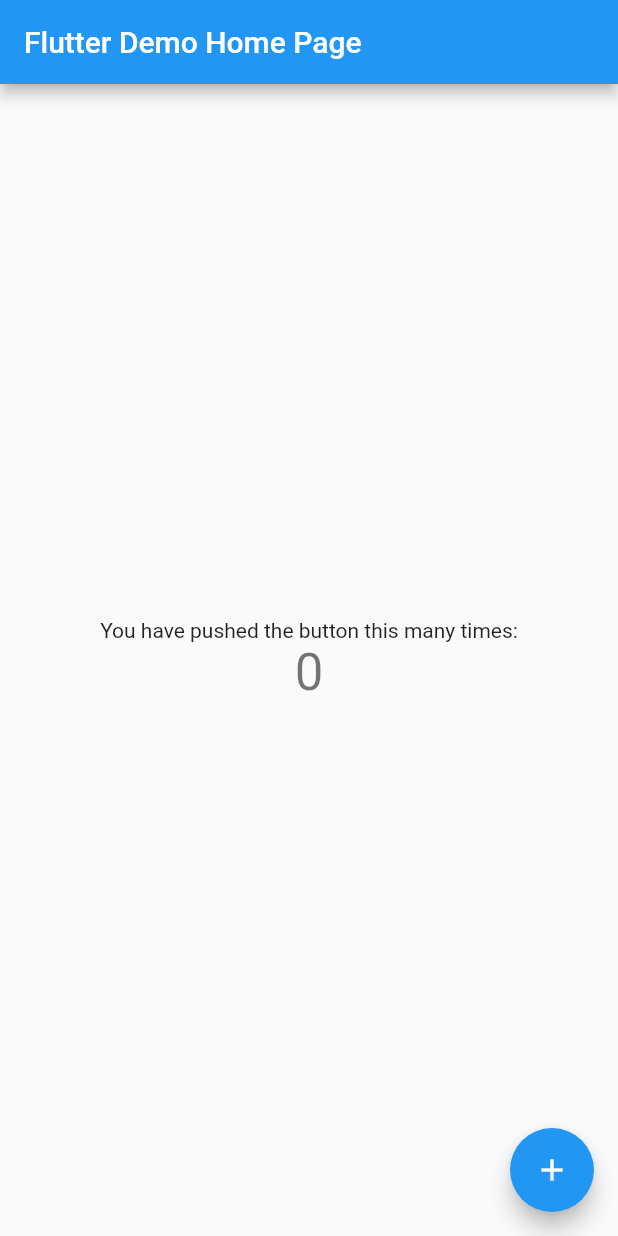
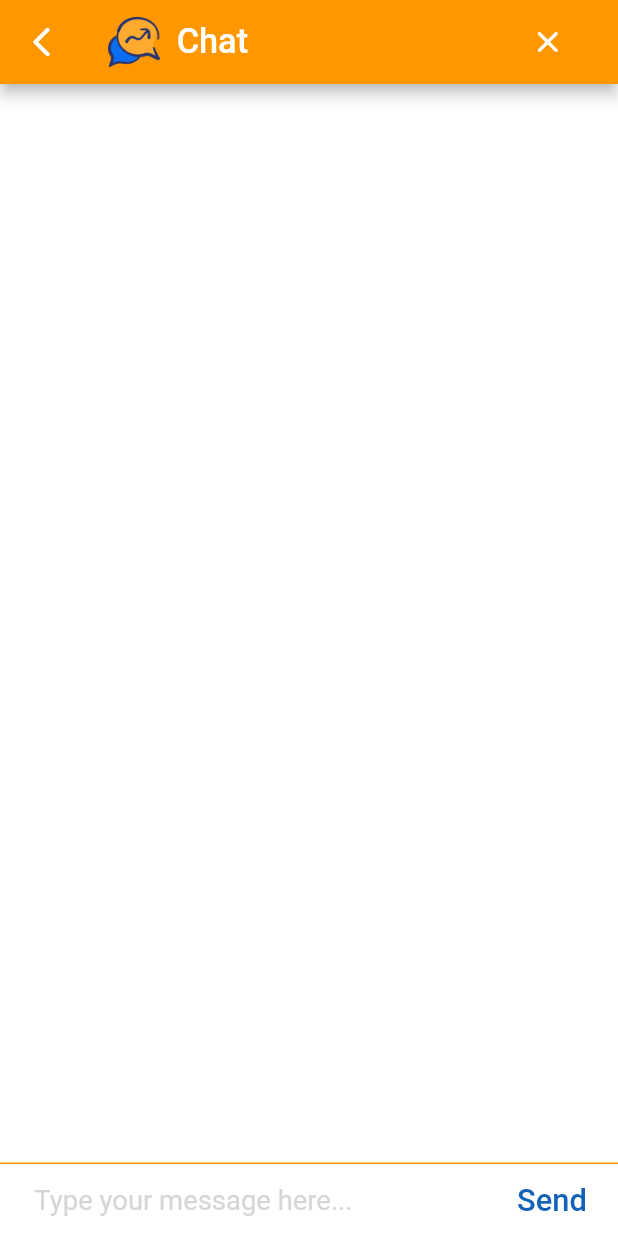
Before and after one commit to alaazamelDev/chat_app, a Flutter app: the screen it shows after launch, on a phone screen of 412 x 824 dp. Run offline on Flutter 3.47's test engine with Material 2 defaults, Android fonts, the phone set to English and light mode, and no system bars; our stand-ins replace flutter_screenutil.

Commit message:
Design all screens in the app

```diff
--- /dev/null
+++ b/lib/constants.dart
@@ -0,0 +1,10 @@
+import 'package:flutter_screenutil/flutter_screenutil.dart';
+import 'package:flutter/material.dart';
+
+//padding constants
+final double kDefaultVerticalPadding = ScreenUtil().setHeight(20);
+final double kDefaultHorizontalPadding = ScreenUtil().setWidth(20);
+
+//colors
+const Color kButtonBackgroundColor = Color(0xFF1262B9);
+const Color kTextFieldBorderColor = Colors.orange;
--- a/lib/main.dart
+++ b/lib/main.dart
@@ -1,4 +1,7 @@
+import 'package:chat_app/screens/chat_Screen.dart';
 import 'package:flutter/material.dart';
+import 'package:flutter/services.dart';
+import 'package:flutter_screenutil/flutter_screenutil.dart';
 
 void main() {
   runApp(const MyApp());
@@ -7,109 +10,18 @@ void main() {
 class MyApp extends StatelessWidget {
   const MyApp({Key? key}) : super(key: key);
 
-  // This widget is the root of your application.
   @override
   Widget build(BuildContext context) {
-    return MaterialApp(
-      title: 'Flutter Demo',
-      theme: ThemeData(
-        // This is the theme of your application.
-        //
-        // Try running your application with "flutter run". You'll see the
-        // application has a blue toolbar. Then, without quitting the app, try
-        // changing the primarySwatch below to Colors.green and then invoke
-        // "hot reload" (press "r" in the console where you ran "flutter run",
-        // or simply save your changes to "hot reload" in a Flutter IDE).
-        // Notice that the counter didn't reset back to zero; the application
-        // is not restarted.
-        primarySwatch: Colors.blue,
+    SystemChrome.setSystemUIOverlayStyle(
+      const SystemUiOverlayStyle(
+        statusBarColor: Colors.transparent,
       ),
-      home: const MyHomePage(title: 'Flutter Demo Home Page'),
+    );
+    return ScreenUtilInit(
+      builder: () => const MaterialApp(
+        debugShowCheckedModeBanner: false,
+        home: ChatScreen(),
+      ),
     );
   }
 }
-
-class MyHomePage extends StatefulWidget {
-  const MyHomePage({Key? key, required this.title}) : super(key: key);
-
-  // This widget is the home page of your application. It is stateful, meaning
-  // that it has a State object (defined below) that contains fields that affect
-  // how it looks.
-
-  // This class is the configuration for the state. It holds the values (in this
-  // case the title) provided by the parent (in this case the App widget) and
-  // used by the build method of the State. Fields in a Widget subclass are
-  // always marked "final".
-
-  final String title;
-
-  @override
-  State<MyHomePage> createState() => _MyHomePageState();
-}
-
-class _MyHomePageState extends State<MyHomePage> {
-  int _counter = 0;
-
-  void _incrementCounter() {
-    setState(() {
-      // This call to setState tells the Flutter framework that something has
-      // changed in this State, which causes it to rerun the build method below
-      // so that the display can reflect the updated values. If we changed
-      // _counter without calling setState(), then the build method would not be
-      // called again, and so nothing would appear to happen.
-      _counter++;
-    });
-  }
-
-  @override
-  Widget build(BuildContext context) {
-    // This method is rerun every time setState is called, for instance as done
-    // by the _incrementCounter method above.
-    //
-    // The Flutter framework has been optimized to make rerunning build methods
-    // fast, so that you can just rebuild anything that needs updating rather
-    // than having to individually change instances of widgets.
-    return Scaffold(
-      appBar: AppBar(
-        // Here we take the value from the MyHomePage object that was created by
-        // the App.build method, and use it to set our appbar title.
-        title: Text(widget.title),
-      ),
-      body: Center(
-        // Center is a layout widget. It takes a single child and positions it
-        // in the middle of the parent.
-        child: Column(
-          // Column is also a layout widget. It takes a list of children and
-          // arranges them vertically. By default, it sizes itself to fit its
-          // children horizontally, and tries to be as tall as its parent.
-          //
-          // Invoke "debug painting" (press "p" in the console, choose the
-          // "Toggle Debug Paint" action from the Flutter Inspector in Android
-          // Studio, or the "Toggle Debug Paint" command in Visual Studio Code)
-          // to see the wireframe for each widget.
-          //
-          // Column has various properties to control how it sizes itself and
-          // how it positions its children. Here we use mainAxisAlignment to
-          // center the children vertically; the main axis here is the vertical
-          // axis because Columns are vertical (the cross axis would be
-          // horizontal).
-          mainAxisAlignment: MainAxisAlignment.center,
-          children: <Widget>[
-            const Text(
-              'You have pushed the button this many times:',
-            ),
-            Text(
-              '$_counter',
-              style: Theme.of(context).textTheme.headline4,
-            ),
-          ],
-        ),
-      ),
-      floatingActionButton: FloatingActionButton(
-        onPressed: _incrementCounter,
-        tooltip: 'Increment',
-        child: const Icon(Icons.add),
-      ), // This trailing comma makes auto-formatting nicer for build methods.
-    );
-  }
-}
--- /dev/null
+++ b/lib/screens/chat_screen.dart
@@ -0,0 +1,107 @@
+// ignore_for_file: file_names
+
+import 'package:chat_app/constants.dart';
+import 'package:flutter/material.dart';
+import 'package:flutter_screenutil/flutter_screenutil.dart';
+
+class ChatScreen extends StatefulWidget {
+  const ChatScreen({Key? key}) : super(key: key);
+
+  @override
+  State<ChatScreen> createState() => _ChatScreenState();
+}
+
+class _ChatScreenState extends State<ChatScreen> {
+  @override
+  Widget build(BuildContext context) {
+    return Scaffold(
+      backgroundColor: Colors.white,
+      appBar: AppBar(
+        backgroundColor: kTextFieldBorderColor,
+        leading: IconButton(
+          icon: const Icon(
+            Icons.arrow_back_ios_rounded,
+            color: Colors.white,
+          ),
+          splashRadius: 20,
+          onPressed: () {},
+        ),
+        title: Row(
+          children: [
+            Image.asset(
+              'assets/logo.png',
+              width: ScreenUtil().setWidth(30),
+              height: ScreenUtil().setHeight(30),
+            ),
+            SizedBox(width: kDefaultHorizontalPadding / 2),
+            Text(
+              'Chat',
+              style: TextStyle(
+                color: Colors.white,
+                fontSize: 20.sp,
+              ),
+            )
+          ],
+        ),
+        actions: [
+          Padding(
+            padding: EdgeInsets.only(right: kDefaultHorizontalPadding),
+            child: IconButton(
+              icon: const Icon(
+                Icons.close_rounded,
+                color: Colors.white,
+              ),
+              splashRadius: 20,
+              onPressed: () {},
+            ),
+          ),
+        ],
+      ),
+      body: Column(
+        children: [
+          Expanded(child: Container()),
+          Container(
+            decoration: const BoxDecoration(
+              border: Border(
+                top: BorderSide(
+                  color: kTextFieldBorderColor,
+                  width: 1,
+                ),
+              ),
+            ),
+            child: Row(
+              children: [
+                Expanded(
+                  child: TextField(
+                    onChanged: (value) {},
+                    decoration: InputDecoration(
+                      contentPadding: EdgeInsets.symmetric(
+                          horizontal: kDefaultHorizontalPadding),
+                      border: InputBorder.none,
+                      enabledBorder: InputBorder.none,
+                      hintText: 'Type your message here...',
+                      hintStyle: TextStyle(
+                        color: Colors.grey[350],
+                        fontSize: 16.sp,
+                      ),
+                    ),
+                  ),
+                ),
+                MaterialButton(
+                  onPressed: () {},
+                  child: Text(
+                    'Send',
+                    style: TextStyle(
+                      color: kButtonBackgroundColor,
+                      fontSize: 18.sp,
+                    ),
+                  ),
+                )
+              ],
+            ),
+          ),
+        ],
+      ),
+    );
+  }
+}
```
Also changed, not shown: lib/screens/login_screen.dart (added, +64 -0 lines), lib/screens/registration_screen.dart (added, +62 -0 lines), lib/screens/welcome_screen.dart (added, +75 -0 lines), lib/widgets/default_button.dart (added, +34 -0 lines), lib/widgets/input_textfield.dart (added, +45 -0 lines), pubspec.yaml (+6 -14 lines), assets/logo.png (added), pubspec.lock.
